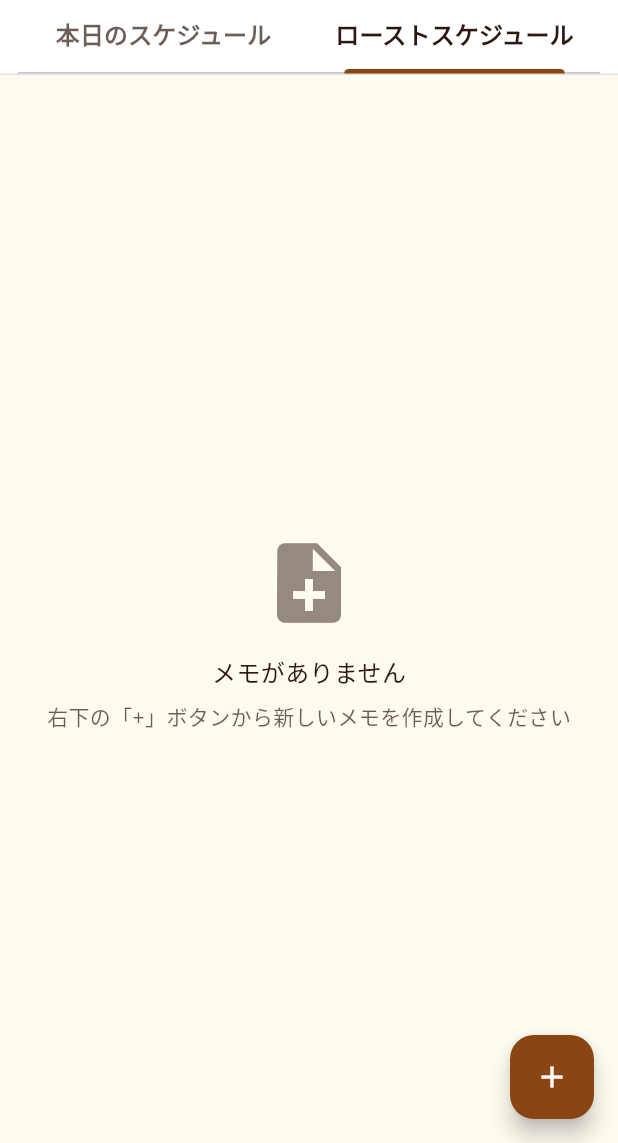
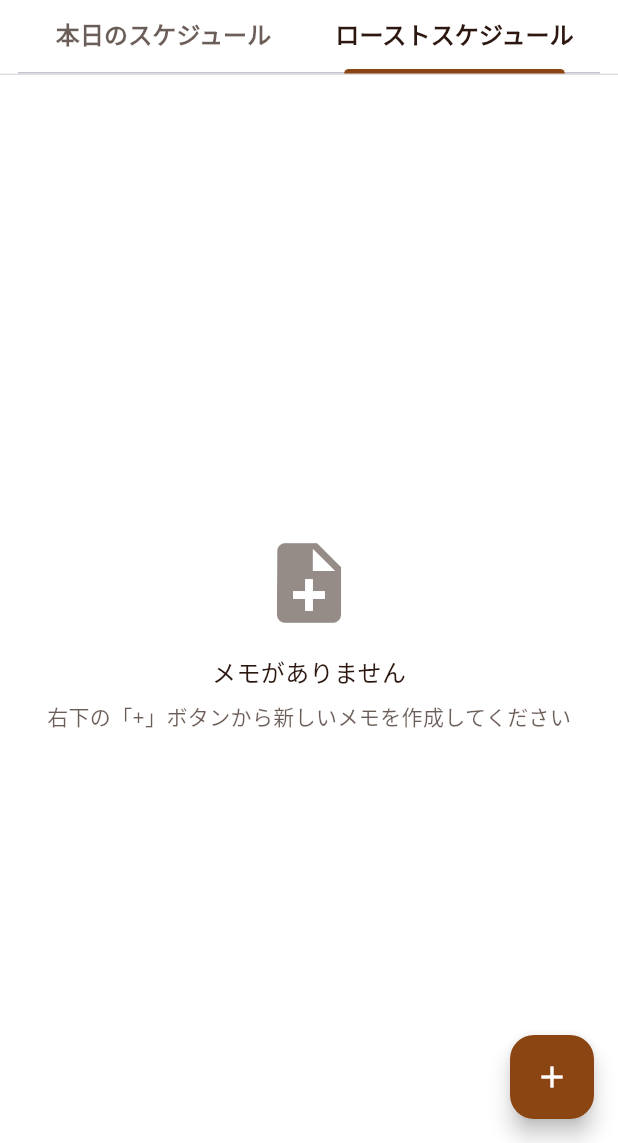
Before and after one commit to IKcoding-jp/roast-plus, a Flutter app: the SchedulePage screen opened directly, tab 2 chosen, on a phone screen of 412 x 824 dp, the part 93-1236 px from its top. Run offline on Flutter 3.47's test engine with Material 3 defaults, Android fonts, the phone set to English and light mode, and no system bars; our stand-ins replace audioplayers, cloud_firestore, firebase_auth, firebase_core, firebase_storage, flutter_colorpicker and 11 more; missing offline and left inert: mobile_scanner; accounts and stored records are empty; Roboto replaces fonts that are missing (Noto Sans JP).

Commit message:
カレンダーとスケジュールページのカードの背景色をテーマ設定から白に変更し、ローストスケジュールメモダイアログのラベルを「個数」から「袋数」に修正。

```diff
--- a/lib/pages/calendar/calendar_page.dart
+++ b/lib/pages/calendar/calendar_page.dart
@@ -570,7 +570,7 @@ class _CalendarPageState extends State<CalendarPage> {
     return Card(
       elevation: 4,
       shape: RoundedRectangleBorder(borderRadius: BorderRadius.circular(12)),
-      color: themeSettings.cardBackgroundColor,
+      color: Colors.white,
       child: Padding(
         padding: EdgeInsets.all(24),
         child: Column(
@@ -1355,7 +1355,7 @@ class _CalendarPageState extends State<CalendarPage> {
     return Card(
       elevation: 4,
       shape: RoundedRectangleBorder(borderRadius: BorderRadius.circular(12)),
-      color: themeSettings.cardBackgroundColor,
+      color: Colors.white,
       child: Padding(
         padding: EdgeInsets.all(16),
         child: Column(
--- a/lib/pages/schedule/roast_scheduler_tab.dart
+++ b/lib/pages/schedule/roast_scheduler_tab.dart
@@ -285,9 +285,9 @@ class RoastSchedulerTabState extends State<RoastSchedulerTab>
 
     return Card(
       margin: EdgeInsets.only(bottom: 8),
-      elevation: 2,
+      elevation: 4,
       shape: RoundedRectangleBorder(borderRadius: BorderRadius.circular(8)),
-      color: themeSettings.cardBackgroundColor,
+      color: Colors.white,
       child: InkWell(
         onTap: _canEditRoastSchedule ? () => _editMemo(memo) : null,
         borderRadius: BorderRadius.circular(8),
@@ -529,7 +529,7 @@ class RoastSchedulerTabState extends State<RoastSchedulerTab>
     final themeSettings = Provider.of<ThemeSettings>(context);
 
     return Scaffold(
-      backgroundColor: Theme.of(context).scaffoldBackgroundColor,
+      backgroundColor: Colors.white,
       floatingActionButton: FloatingActionButton(
         onPressed: _canEditRoastSchedule ? _addMemo : null,
         backgroundColor: themeSettings.appButtonColor,
--- a/lib/pages/schedule/schedule_page.dart
+++ b/lib/pages/schedule/schedule_page.dart
@@ -231,7 +231,7 @@ class _SchedulePageState extends State<SchedulePage>
                               shape: RoundedRectangleBorder(
                                 borderRadius: BorderRadius.circular(16),
                               ),
-                              color: themeSettings.cardBackgroundColor,
+                              color: Colors.white,
                               child: Column(
                                 crossAxisAlignment: CrossAxisAlignment.start,
                                 children: [
@@ -299,7 +299,7 @@ class _SchedulePageState extends State<SchedulePage>
                               shape: RoundedRectangleBorder(
                                 borderRadius: BorderRadius.circular(16),
                               ),
-                              color: themeSettings.cardBackgroundColor,
+                              color: Colors.white,
                               child: Column(
                                 crossAxisAlignment: CrossAxisAlignment.start,
                                 children: [
--- a/lib/pages/schedule/today_schedule.dart
+++ b/lib/pages/schedule/today_schedule.dart
@@ -1300,7 +1300,7 @@ class _TodayScheduleState extends State<TodaySchedule>
             shape: RoundedRectangleBorder(
               borderRadius: BorderRadius.circular(16),
             ),
-            color: Provider.of<ThemeSettings>(context).cardBackgroundColor,
+            color: Colors.white,
             child: SizedBox(
               height:
                   MediaQuery.of(context).size.height * 0.72, // 画面の72%の高さに微調整
--- a/lib/widgets/roast_schedule_memo_dialog.dart
+++ b/lib/widgets/roast_schedule_memo_dialog.dart
@@ -274,7 +274,7 @@ class _RoastScheduleMemoDialogState extends State<RoastScheduleMemoDialog> {
                         ),
                         SizedBox(height: 16),
 
-                        // 重さと個数
+                        // 重さと袋数
                         Row(
                           children: [
                             Expanded(
@@ -309,7 +309,7 @@ class _RoastScheduleMemoDialogState extends State<RoastScheduleMemoDialog> {
                                 crossAxisAlignment: CrossAxisAlignment.start,
                                 children: [
                                   Text(
-                                    '個数',
+                                    '袋数',
                                     style: TextStyle(
                                       color: themeSettings.fontColor1,
                                       fontSize: 16,
@@ -323,7 +323,7 @@ class _RoastScheduleMemoDialogState extends State<RoastScheduleMemoDialog> {
                                       border: OutlineInputBorder(
                                         borderRadius: BorderRadius.circular(12),
                                       ),
-                                      labelText: '個数',
+                                      labelText: '袋数',
                                     ),
                                     keyboardType: TextInputType.number,
                                   ),
```
